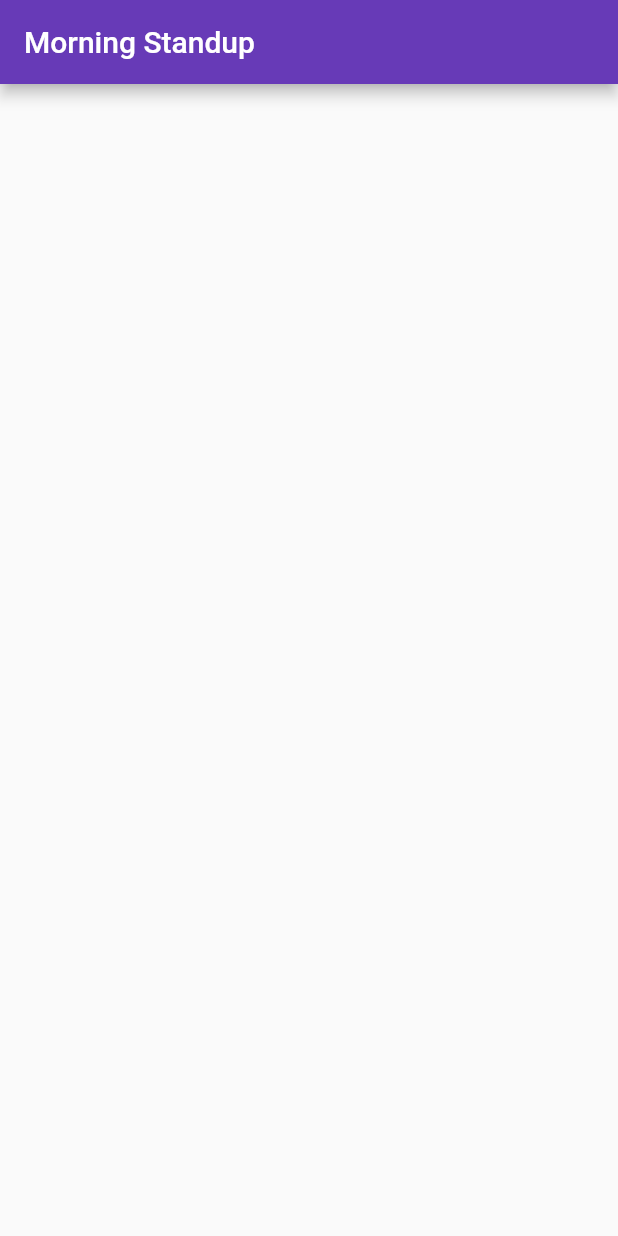
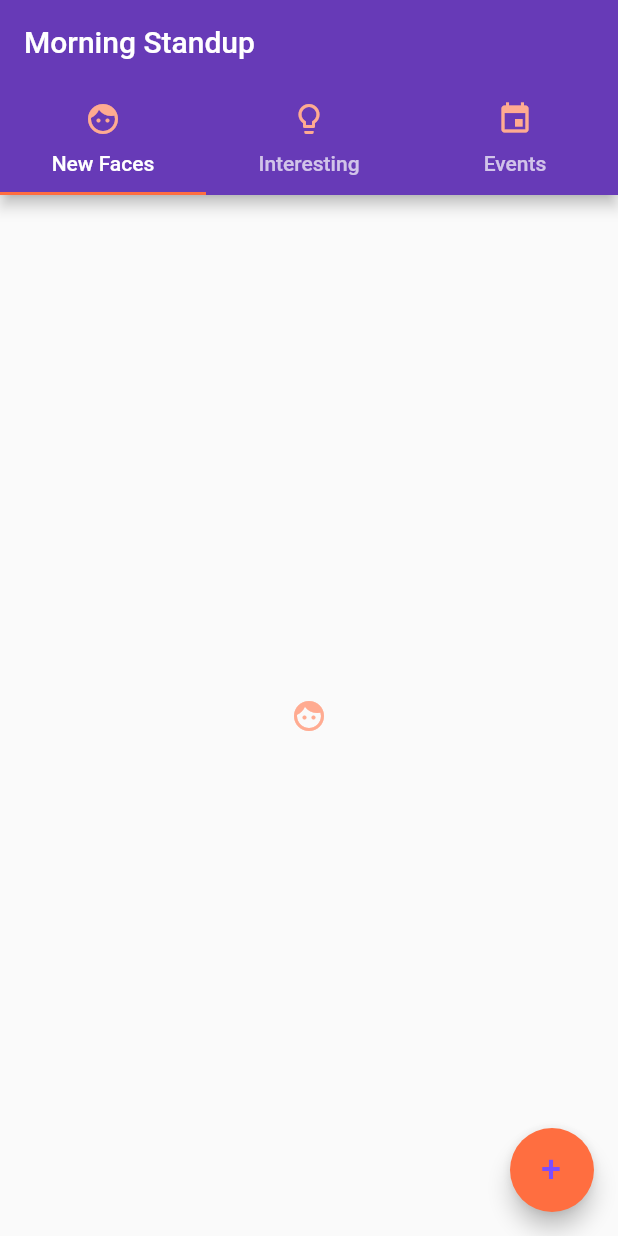
Before and after one commit to patelharsh94/MorningStandup, a Flutter app: the screen it shows after launch, on a phone screen of 412 x 824 dp. Run offline on Flutter 3.47's test engine with Material 2 defaults, Android fonts, the phone set to English and light mode, and no system bars.

Commit message:
Initial tab layout implemented

```diff
--- a/lib/main.dart
+++ b/lib/main.dart
@@ -1,4 +1,7 @@
 import 'package:flutter/material.dart';
+import 'package:morning_standup/events.dart';
+import 'package:morning_standup/interestings.dart';
+import 'package:morning_standup/new_faces.dart';
 
 void main() => runApp(MyApp());
 
@@ -10,7 +13,8 @@ class MyApp extends StatelessWidget {
       title: 'Morning Standup',
       theme: ThemeData(
         primarySwatch: Colors.deepPurple,
-        accentColor: Colors.deepOrangeAccent
+        accentColor: Colors.deepOrangeAccent,
+        brightness: Brightness.light
       ),
       home: MyHomePage(title: 'Morning Standup'),
     );
@@ -30,10 +34,23 @@ class _MyHomePageState extends State<MyHomePage> {
   @override
   Widget build(BuildContext context) {
 
-    return Scaffold(
-      appBar: AppBar(
-        title: Text(widget.title),
-      )
+    return DefaultTabController(
+      length: 3,
+      child: Scaffold(
+        appBar: AppBar(
+          bottom: TabBar(tabs: [
+            Tab(icon: Icon(Icons.face, color: Colors.deepOrange[200],), text: 'New Faces',),
+            Tab(icon: Icon(Icons.lightbulb_outline, color: Colors.deepOrange[200]), text: 'Interesting',),
+            Tab(icon: Icon(Icons.event, color: Colors.deepOrange[200]), text: 'Events',),
+          ]),
+          title: Text(widget.title),
+        ),
+        body: TabBarView(children: [
+          NewFaces(),
+          Interestings(),
+          Events()
+        ]),
+      ),
     );
   }
 }
--- /dev/null
+++ b/lib/new_faces.dart
@@ -0,0 +1,35 @@
+import 'package:flutter/material.dart';
+
+class NewFaces extends StatefulWidget {
+  @override
+  State<StatefulWidget> createState() {
+    // TODO: implement createState
+    return _NewFacesState();
+  }
+}
+
+class _NewFacesState extends State<NewFaces> {
+  @override
+  Widget build(BuildContext context) {
+    // TODO: implement build
+    return Scaffold(
+      body: Center(
+        child: Icon(
+          Icons.face,
+          color: Colors.deepOrange[200],
+        ),
+      ),
+      floatingActionButton: FloatingActionButton(
+        onPressed: () {
+          // Add your onPressed code here!
+        },
+        child: Text(
+          '+',
+          textAlign: TextAlign.center,
+          style: TextStyle(fontSize: 24, color: Colors.deepPurpleAccent),
+        ),
+        backgroundColor: Colors.deepOrangeAccent,
+      ),
+    );
+  }
+}
```
Also changed, not shown: lib/events.dart (added, +30 -0 lines), lib/interestings.dart (added, +30 -0 lines).
